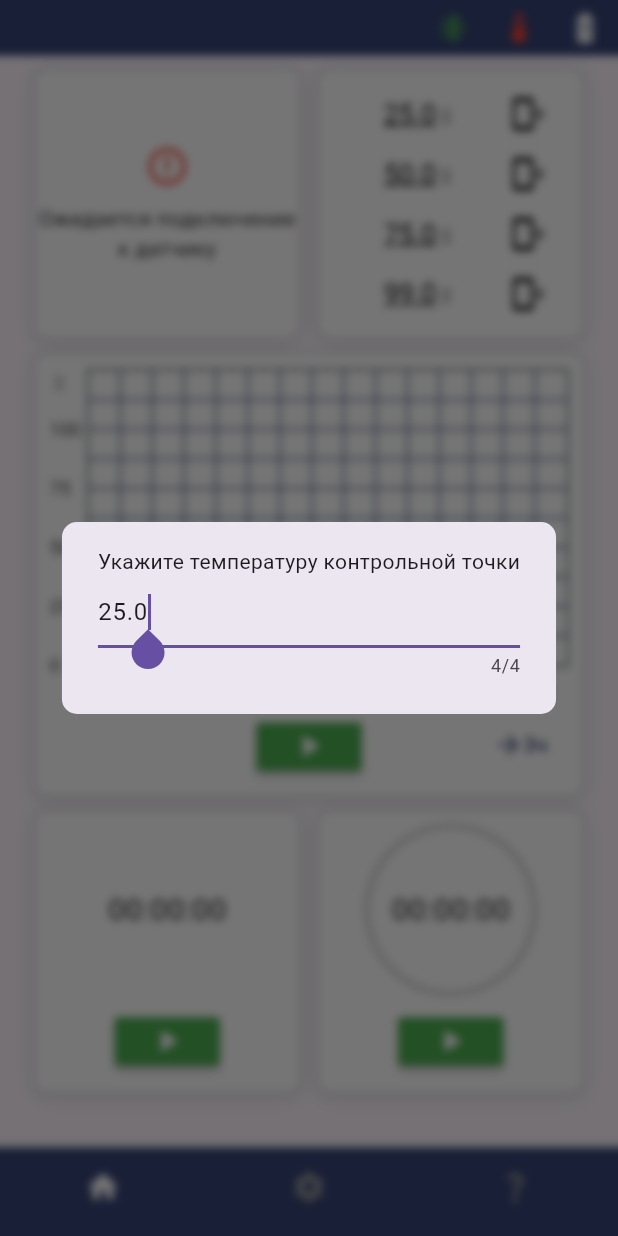
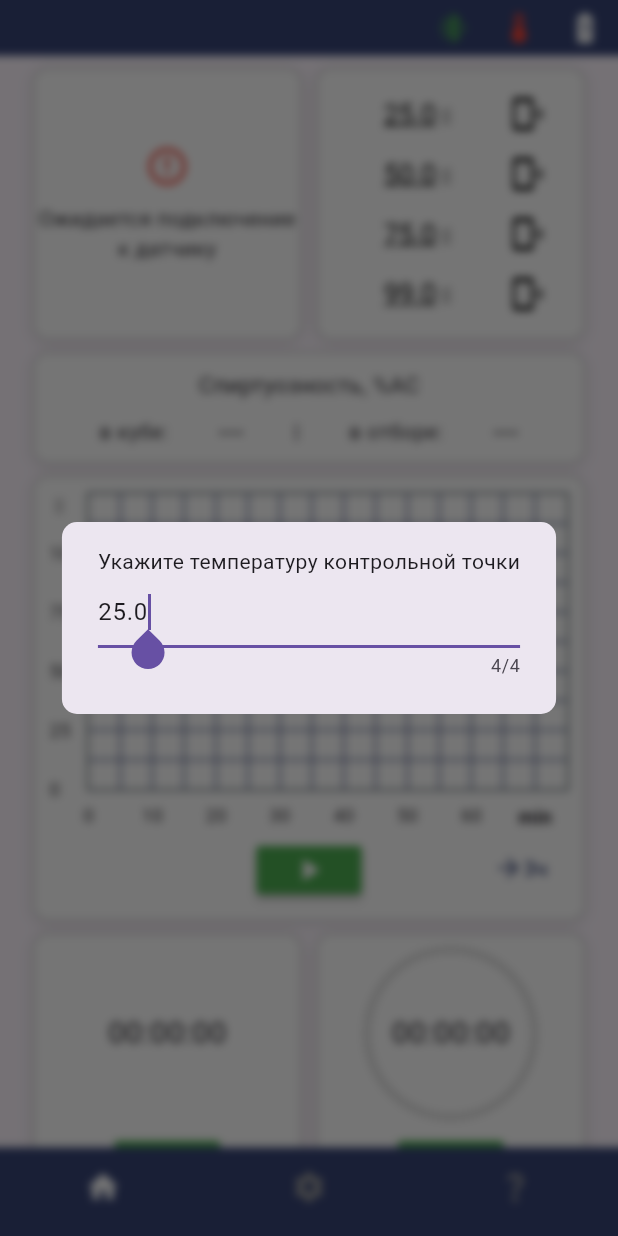
Before and after one commit to AI-devices/thermo, a Flutter app: the screen it shows after launch, after a tap on an icon or button, on a phone screen of 412 x 824 dp. Run offline on Flutter 3.47's test engine with Material 3 defaults, Android fonts, the phone set to English and light mode, and no system bars; drawn by our look-alikes of circular_countdown_timer, fl_chart; our stand-ins replace audioplayers, flutter_blue_plus, flutter_svg, mask_text_input_formatter, shared_preferences, vibration.

Commit message:
add percent of spirit info

```diff
--- /dev/null
+++ b/lib/components/constants.dart
@@ -0,0 +1,61 @@
+final Map<double, Map<String, double>> dictSpiritByTemp = {
+    79.00 : { "temp_in_cube" :  89.2, "temp_in_sampling" : 91.84},
+    79.25 : { "temp_in_cube" :  87.56, "temp_in_sampling" : 91.01},
+    79.50 : { "temp_in_cube" :  85.53, "temp_in_sampling" : 90.13},
+    79.75 : { "temp_in_cube" :  81.46, "temp_in_sampling" : 88.59},
+    80.00 : { "temp_in_cube" :  78.8, "temp_in_sampling" : 87.78},
+    80.25 : { "temp_in_cube" :  76.55, "temp_in_sampling" : 87.13},
+    80.50 : { "temp_in_cube" :  73.44, "temp_in_sampling" : 86.33},
+    80.75 : { "temp_in_cube" :  70.62, "temp_in_sampling" : 85.74},
+    81.00 : { "temp_in_cube" :  67.84, "temp_in_sampling" : 85.1},
+    81.25 : { "temp_in_cube" :  64.97, "temp_in_sampling" : 84.46},
+    81.50 : { "temp_in_cube" :  61.97, "temp_in_sampling" : 83.85},
+    81.75 : { "temp_in_cube" :  59.46, "temp_in_sampling" : 83.34},
+    82.00 : { "temp_in_cube" :  56.93, "temp_in_sampling" : 82.85},
+    82.25 : { "temp_in_cube" :  55.21, "temp_in_sampling" : 82.48},
+    82.50 : { "temp_in_cube" :  51.79, "temp_in_sampling" : 81.85},
+    82.75 : { "temp_in_cube" :  49.85, "temp_in_sampling" : 81.47},
+    83.00 : { "temp_in_cube" :  48.16, "temp_in_sampling" : 81.09},
+    83.25 : { "temp_in_cube" :  46.62, "temp_in_sampling" : 80.78},
+    83.50 : { "temp_in_cube" :  44.15, "temp_in_sampling" : 80.29},
+    83.75 : { "temp_in_cube" :  42.02, "temp_in_sampling" : 79.79},
+    84.00 : { "temp_in_cube" :  40.34, "temp_in_sampling" : 79.36},
+    84.50 : { "temp_in_cube" :  37.45, "temp_in_sampling" : 78.46},
+    85.00 : { "temp_in_cube" :  34.02, "temp_in_sampling" : 77.24},
+    85.50 : { "temp_in_cube" :  31.29, "temp_in_sampling" : 76.14},
+    86.00 : { "temp_in_cube" :  29.12, "temp_in_sampling" : 75.07},
+    86.50 : { "temp_in_cube" :  26.55, "temp_in_sampling" : 73.68},
+    87.00 : { "temp_in_cube" :  24.57, "temp_in_sampling" : 72.45},
+    87.50 : { "temp_in_cube" :  23.01, "temp_in_sampling" : 71.49},
+    88.00 : { "temp_in_cube" :  20.67, "temp_in_sampling" : 69.6},
+    88.50 : { "temp_in_cube" :  19.42, "temp_in_sampling" : 68.53},
+    89.00 : { "temp_in_cube" :  18.54, "temp_in_sampling" : 67.77},
+    89.50 : { "temp_in_cube" :  16.64, "temp_in_sampling" : 65.83},
+    90.00 : { "temp_in_cube" :  15.66, "temp_in_sampling" : 64.73},
+    90.50 : { "temp_in_cube" :  14.91, "temp_in_sampling" : 63.73},
+    91.00 : { "temp_in_cube" :  13.22, "temp_in_sampling" : 61.34},
+    91.50 : { "temp_in_cube" :  12.08, "temp_in_sampling" : 59.47},
+    92.00 : { "temp_in_cube" :  11.05, "temp_in_sampling" : 57.65},
+    92.50 : { "temp_in_cube" :  10.21, "temp_in_sampling" : 55.89},
+    93.00 : { "temp_in_cube" :  9.34, "temp_in_sampling" : 53.88},
+    93.50 : { "temp_in_cube" :  8.54, "temp_in_sampling" : 51.73},
+    94.00 : { "temp_in_cube" :  7.78, "temp_in_sampling" : 49.42},
+    94.50 : { "temp_in_cube" :  7.0, "temp_in_sampling" : 46.79},
+    95.00 : { "temp_in_cube" :  6.21, "temp_in_sampling" : 43.91},
+    95.25 : { "temp_in_cube" :  5.86, "temp_in_sampling" : 42.79},
+    95.50 : { "temp_in_cube" :  5.48, "temp_in_sampling" : 41.59},
+    95.75 : { "temp_in_cube" :  5.11, "temp_in_sampling" : 40.37},
+    96.00 : { "temp_in_cube" :  4.75, "temp_in_sampling" : 38.56},
+    96.25 : { "temp_in_cube" :  4.4, "temp_in_sampling" : 36.55},
+    96.50 : { "temp_in_cube" :  4.01, "temp_in_sampling" : 34.45},
+    96.75 : { "temp_in_cube" :  3.68, "temp_in_sampling" : 32.32},
+    97.00 : { "temp_in_cube" :  3.36, "temp_in_sampling" : 30.1},
+    97.25 : { "temp_in_cube" :  3.04, "temp_in_sampling" : 27.95},
+    97.50 : { "temp_in_cube" :  2.72, "temp_in_sampling" : 25.67},
+    97.75 : { "temp_in_cube" :  2.43, "temp_in_sampling" : 23.35},
+    98.00 : { "temp_in_cube" :  2.14, "temp_in_sampling" : 20.91},
+    98.25 : { "temp_in_cube" :  1.85, "temp_in_sampling" : 18.42},
+    98.50 : { "temp_in_cube" :  1.56, "temp_in_sampling" : 16.96},
+    98.75 : { "temp_in_cube" :  1.27, "temp_in_sampling" : 13.5},
+    99.00 : { "temp_in_cube" :  1.02, "temp_in_sampling" : 11.34}
+  };
--- a/lib/components/data_provider.dart
+++ b/lib/components/data_provider.dart
@@ -12,6 +12,7 @@ abstract class _Keys {
   static const notifyWhenTempDrops = 'notify_when_temp_drops';
   static const notifyWhenTimerEnds = 'notify_when_timer_ends';
   static const calibrationSensor = 'calibration_sensor';
+  static const hidePercentSpiritWidget = 'hide_percent_spirit_widget';
 }
 
 class DataProvider {
@@ -89,4 +90,11 @@ class DataProvider {
   Future<void> setCalibrationSensor() async {
     (await _sharedPreferences).setDouble(_Keys.calibrationSensor, Settings.calibrationSensor);
   }
+
+  Future<bool> getHidePercentSpiritWidget() async {
+    return (await _sharedPreferences).getBool(_Keys.hidePercentSpiritWidget) ?? false;
+  }
+  Future<void> setHidePercentSpiritWidget() async {
+    (await _sharedPreferences).setBool(_Keys.hidePercentSpiritWidget, Settings.hidePercentSpiritWidget);
+  }
 }
--- a/lib/components/helper.dart
+++ b/lib/components/helper.dart
@@ -5,6 +5,10 @@ import 'package:flutter/foundation.dart';
 import 'package:flutter/material.dart';
 import 'package:thermo/components/settings.dart';
 import 'package:thermo/components/styles.dart';
+
+extension Ex on double {
+  double toPrecision(int n) => double.parse(toStringAsFixed(n));
+}
 
 abstract class Helper {
 
--- a/lib/components/settings.dart
+++ b/lib/components/settings.dart
@@ -26,8 +26,9 @@ abstract class Settings {
 
   static late String notifyWhenTempDrops;
   static late String notifyWhenTimerEnds;
-
   static late double calibrationSensor;
+  static late bool hidePercentSpiritWidget;
+  static VoidCallback? hidePercentSpiritWidgetChanged;
 
   static bool vibrationIsSupported = false;
 
--- a/lib/main.dart
+++ b/lib/main.dart
@@ -19,6 +19,7 @@ void main() async {
   Settings.notifyWhenTempDrops = await dataProvider.getNotifyWhenTempDrops();
   Settings.notifyWhenTimerEnds = await dataProvider.getNotifyWhenTimerEnds();
   Settings.calibrationSensor = await dataProvider.getCalibrationSensor();
+  Settings.hidePercentSpiritWidget = await dataProvider.getHidePercentSpiritWidget();
 
   runApp(const MyApp());
 }
--- a/lib/widgets/additional_screens/settings_widget.dart
+++ b/lib/widgets/additional_screens/settings_widget.dart
@@ -57,6 +57,13 @@ class _SettingsWidgetState extends State<SettingsWidget> {
     setState(() {});
   }
 
+  void changeVisibilityPercentSpiritWidget() {
+    Settings.hidePercentSpiritWidget = !Settings.hidePercentSpiritWidget;
+    Settings.hidePercentSpiritWidgetChanged?.call();
+    _dataProvider.setHidePercentSpiritWidget();
+    setState(() {});
+  }
+
   @override
   Widget build(BuildContext context) {
     return Scaffold(
@@ -71,6 +78,8 @@ class _SettingsWidgetState extends State<SettingsWidget> {
             _notifyWhenTimerEnds(),
             const Divider(color: Colors.black),
             _calibrationSensor(),
+            const Divider(color: Colors.black),
+            _percentSpirit(),
             const Divider(color: Colors.black),
           ],
         ),
@@ -213,4 +222,39 @@ class _SettingsWidgetState extends State<SettingsWidget> {
       ),
     );
   }
+
+  Padding _percentSpirit() {
+    return Padding(
+      padding: const EdgeInsets.symmetric(vertical: 8.0),
+      child: Row(
+        children: [
+          const Flexible(
+            flex: 6,
+            child: Text('Cкрыть автоматический расчет спиртуозности')
+          ),
+          Flexible(
+            flex: 1,
+            child: IconButton(
+              onPressed: () => Helper.alert(context: context, title: 'Пояснение', content: 'Приблизительный расчет спиртуозности в кубе и в отборе по температуре при нагреве в перегонном кубе. Диапазон температуры от 79 до 99 градусов.'),
+              icon: const Icon(Icons.question_mark, color: Color.fromARGB(255, 189, 188, 188))
+            ),
+          ),
+          const SizedBox(width: 10),
+          Flexible(
+            flex: 5,
+            child: Center(
+              child: Padding(
+                padding: const EdgeInsets.only(right: 25),
+                child: Switch(
+                  //activeColor: AppStyle.barColor,
+                  value: Settings.hidePercentSpiritWidget,
+                  onChanged: (_) => changeVisibilityPercentSpiritWidget(),
+                ),
+              ),
+            )
+          )
+        ],
+      ),
+    );
+  }
 }
--- a/lib/widgets/main_screen/main_widget.dart
+++ b/lib/widgets/main_screen/main_widget.dart
@@ -4,6 +4,7 @@ import 'package:thermo/widgets/main_screen/widgets/count_down_widget.dart';
 import 'package:thermo/widgets/main_screen/widgets/control_points_widget.dart';
 import 'package:thermo/widgets/main_screen/widgets/monitoring_widget.dart';
 import 'package:thermo/widgets/main_screen/widgets/chart_widget.dart';
+import 'package:thermo/widgets/main_screen/widgets/percent_spirit_widget.dart';
 import 'package:thermo/widgets/main_screen/widgets/timer_widget.dart';
 
 
@@ -17,9 +18,10 @@ class MainScreenWidget extends StatelessWidget {
       body: ListView(
         padding: const EdgeInsets.symmetric(horizontal: 22.0),
         children: [
-          //? все виджеты здесь используют доступную высоту дисплея на 84%
           SizedBox(height: MediaQuery.of(context).size.height * 0.01),
           const _MonitoringWidgets(),
+          SizedBox(height: MediaQuery.of(context).size.height * 0.01),
+          const PercentSpiritWidget(),
           SizedBox(height: MediaQuery.of(context).size.height * 0.01),
           const _ChartWidget(),
           SizedBox(height: MediaQuery.of(context).size.height * 0.01),
--- /dev/null
+++ b/lib/widgets/main_screen/widgets/percent_spirit_widget.dart
@@ -0,0 +1,74 @@
+import 'dart:async';
+import 'package:flutter/material.dart';
+import 'package:thermo/components/api_bluetooth.dart';
+import 'package:thermo/components/helper.dart';
+import 'package:thermo/components/settings.dart';
+import 'package:thermo/components/styles.dart';
+import '../../../components/constants.dart' as constants;
+
+class PercentSpiritWidget extends StatefulWidget {
+  const PercentSpiritWidget({Key? key}) : super(key: key);
+
+  @override
+  State<PercentSpiritWidget> createState() => _PercentSpiritWidgetState();
+}
+
+class _PercentSpiritWidgetState extends State<PercentSpiritWidget> {
+  StreamSubscription<double>? temperatureSubscription;
+  double? tempInCube;
+  double? tempInSampling;
+
+  @override
+  void initState() {
+    super.initState();
+    Settings.hidePercentSpiritWidgetChanged ??= () => setState(() {});
+    temperatureSubscription = ApiBluetooth.temperatureStream.listen((double temperature){
+      if (temperature < 79 || temperature > 99) return;
+      temperature = _parseTemp(temperature);
+      if (constants.dictSpiritByTemp[temperature] == null) return;
+      tempInCube = constants.dictSpiritByTemp[temperature]!['temp_in_cube'];
+      tempInSampling = constants.dictSpiritByTemp[temperature]!['temp_in_sampling'];
+      setState(() {});
+    });
+  }
+
+  //округляем до точности шагом в 0.25
+  double _parseTemp(double temperature) {
+    return (double.parse((temperature * 4).toStringAsFixed(0)) / 4).toPrecision(2);
+  }
+
+  @override
+  void dispose() {
+    temperatureSubscription?.cancel();
+    super.dispose();
+  }
+
+  @override
+  Widget build(BuildContext context) {
+    return Visibility(
+      visible: Settings.hidePercentSpiritWidget == false,
+      child: Container(
+        padding: const EdgeInsets.symmetric(horizontal: 10, vertical: 10),
+        height: MediaQuery.of(context).size.height * 0.09,
+        width: double.infinity,
+        decoration: AppStyle.decorMainCotnainers,
+        child: Column(
+          mainAxisAlignment: MainAxisAlignment.spaceBetween,
+          children: [
+            const Text('Спиртуозность, %AC', style: TextStyle(fontSize: 15)),
+            Row(
+              mainAxisAlignment: MainAxisAlignment.spaceEvenly,
+              children: [
+                const Text('в кубе:'),
+                Text(tempInCube != null ? tempInCube.toString() : '---', style: const TextStyle(fontWeight: FontWeight.bold)),
+                const Text('|'),
+                const Text('в отборе:'),
+                Text(tempInSampling != null ? tempInSampling.toString() : '---', style: const TextStyle(fontWeight: FontWeight.bold)),
+              ],
+            )
+          ],
+        ),
+      ),
+    );
+  }
+}
--- a/pubspec.yaml
+++ b/pubspec.yaml
@@ -15,7 +15,7 @@ publish_to: 'none' # Remove this line if you wish to publish to pub.dev
 # In iOS, build-name is used as CFBundleShortVersionString while build-number used as CFBundleVersion.
 # Read more about iOS versioning at
 # https://developer.apple.com/library/archive/documentation/General/Reference/InfoPlistKeyReference/Articles/CoreFoundationKeys.html
-version: 1.2.0+6
+version: 1.3.1+8
 
 environment:
   sdk: ">=3.2.3 <4.0.0"
```
Also changed, not shown: 1 other file.
